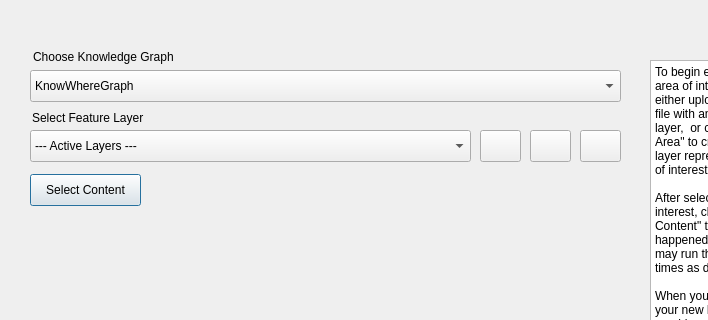
Old version of the form kwg_geoenrichment/kwg_plugin_dialog_base.ui in the repository KnowWhereGraph/geoenrichment-qgis; both pictures show x 0 to 708 and y 0 to 320 of the 842 by 479 pixel window.
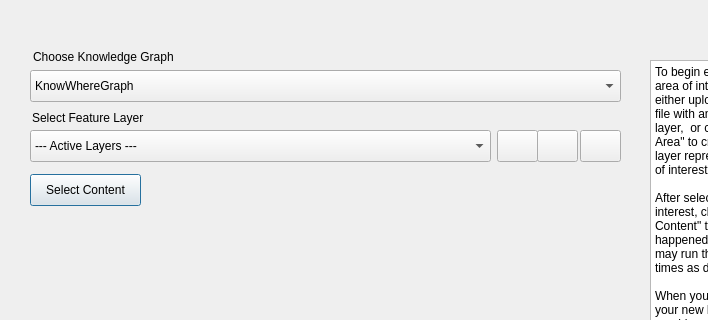
New version of the form.

Diff of the .ui file:
```diff
--- a/kwg_geoenrichment/kwg_plugin_dialog_base.ui
+++ b/kwg_geoenrichment/kwg_plugin_dialog_base.ui
@@ -87,7 +87,7 @@
     <rect>
      <x>30</x>
      <y>130</y>
-     <width>441</width>
+     <width>461</width>
      <height>32</height>
     </rect>
    </property>
@@ -103,7 +103,7 @@
   <widget class="QPushButton" name="pushButton_gdb">
    <property name="geometry">
     <rect>
-     <x>480</x>
+     <x>497</x>
      <y>130</y>
      <width>41</width>
      <height>32</height>
@@ -119,7 +119,7 @@
   <widget class="QPushButton" name="pushButton_polygon">
    <property name="geometry">
     <rect>
-     <x>530</x>
+     <x>537</x>
      <y>130</y>
      <width>41</width>
      <height>32</height>
```
